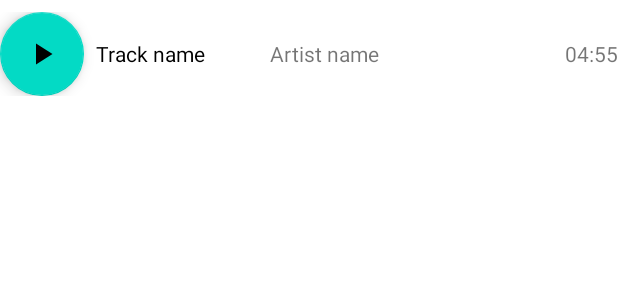
After one commit to NikitaZar/Single-Album-App, an Android app: the layout card_media.xml on its own in the app's theme, with its tools: preview values and no code run, on a phone screen of 412 x 824 dp. The commit adds this screen. Shown: the top 300 px of the screen. Run offline under Robolectric (Android 15) with nearby library versions, the phone set to English and light mode, and no system bars.

Commit message:
Add activity layout

```diff
--- a/app/build.gradle
+++ b/app/build.gradle
@@ -33,6 +33,9 @@ android {
 
 dependencies {
 
+    def recyclerview_version = "1.2.1"
+    def material_version = "1.5.0"
+
     implementation 'androidx.core:core-ktx:1.7.0'
     implementation 'androidx.appcompat:appcompat:1.4.1'
     implementation 'com.google.android.material:material:1.5.0'
@@ -40,4 +43,7 @@ dependencies {
     testImplementation 'junit:junit:4.13.2'
     androidTestImplementation 'androidx.test.ext:junit:1.1.3'
     androidTestImplementation 'androidx.test.espresso:espresso-core:3.4.0'
+
+    implementation "com.google.android.material:material:$material_version"
+    implementation "androidx.recyclerview:recyclerview:$recyclerview_version"
 }
--- /dev/null
+++ b/app/src/main/res/drawable/ic_baseline_play_arrow_24.xml
@@ -0,0 +1,10 @@
+<vector xmlns:android="http://schemas.android.com/apk/res/android"
+    android:width="24dp"
+    android:height="24dp"
+    android:viewportWidth="24"
+    android:viewportHeight="24"
+    android:tint="?attr/colorControlNormal">
+  <path
+      android:fillColor="@android:color/white"
+      android:pathData="M8,5v14l11,-7z"/>
+</vector>
--- /dev/null
+++ b/app/src/main/res/layout/card_media.xml
@@ -0,0 +1,45 @@
+<?xml version="1.0" encoding="utf-8"?>
+<LinearLayout xmlns:android="http://schemas.android.com/apk/res/android"
+    android:layout_width="match_parent"
+    android:layout_height="wrap_content"
+    android:orientation="horizontal"
+    android:paddingVertical="@dimen/space2x">
+
+    <com.google.android.material.floatingactionbutton.FloatingActionButton
+        android:id="@+id/bt_play"
+        android:layout_width="match_parent"
+        android:layout_height="wrap_content"
+        android:src="@drawable/ic_baseline_play_arrow_24" />
+
+    <TextView
+        android:id="@+id/track_name"
+        android:layout_width="@dimen/space_track_artist"
+        android:layout_height="wrap_content"
+        android:layout_gravity="center_vertical"
+        android:layout_marginHorizontal="@dimen/space2x"
+        android:ellipsize="end"
+        android:singleLine="true"
+        android:text="Track name"
+        android:textColor="@color/black" />
+
+    <TextView
+        android:id="@+id/artist_name"
+        android:layout_width="@dimen/space_track_artist"
+        android:layout_height="wrap_content"
+        android:layout_gravity="center_vertical"
+        android:layout_marginHorizontal="@dimen/space2x"
+        android:ellipsize="end"
+        android:singleLine="true"
+        android:text="Artist name" />
+
+    <TextView
+        android:id="@+id/time"
+        android:layout_width="fill_parent"
+        android:layout_height="wrap_content"
+        android:layout_gravity="center_vertical"
+        android:layout_marginStart="0dp"
+        android:gravity="end"
+        android:text="04:55" />
+
+
+</LinearLayout>
--- a/app/src/main/res/values/strings.xml
+++ b/app/src/main/res/values/strings.xml
@@ -1,3 +1,8 @@
 <resources>
     <string name="app_name">Single Album App</string>
+    <string name="album">Album</string>
+    <string name="album_title">Album Title</string>
+    <string name="artist">Artist:</string>
+    <string name="artist_name">Artist_name</string>
+    <string name="genre_delimiter" translatable="false">\u2219</string>
 </resources>
--- /dev/null
+++ b/app/src/main/res/values/styles.xml
@@ -0,0 +1,6 @@
+<?xml version="1.0" encoding="utf-8"?>
+<resources>
+    <style name="text_Title">
+        <item name="android:textSize">18sp</item>
+    </style>
+</resources>
```
Also changed, not shown: app/src/main/res/drawable/ic_baseline_pause_24.xml (added, +10 -0 lines), app/src/main/res/layout/activity_main.xml (+77 -2 lines), app/src/main/res/values/dimen.xml (added, +21 -0 lines), 1 other file.
